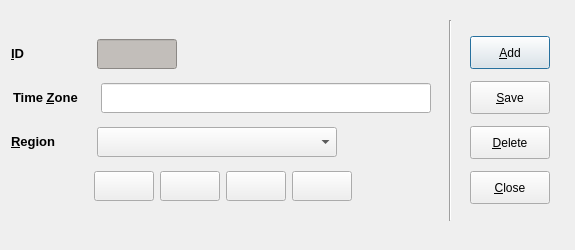
First picture: the form in code/pyqt/gui/timezone_setup.ui, repository soccermetrics/marcotti-desktop, before the edit.
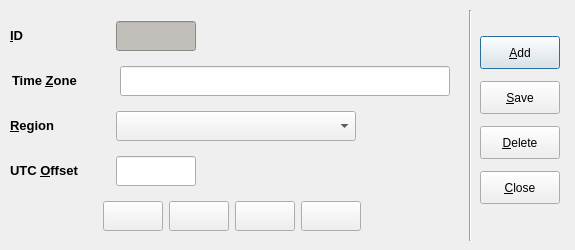
Second picture: the form after the edit. Icons and pictures are not drawn.

Commit message: Forgot to add UTC offset field to Time Zone UI.  Added to dialog (#25)

Diff of the .ui file:
```diff
--- a/code/pyqt/gui/timezone_setup.ui
+++ b/code/pyqt/gui/timezone_setup.ui
@@ -28,10 +28,10 @@
   <widget class="Line" name="line">
    <property name="geometry">
     <rect>
-     <x>440</x>
-     <y>20</y>
+     <x>460</x>
+     <y>10</y>
      <width>20</width>
-     <height>201</height>
+     <height>231</height>
     </rect>
    </property>
    <property name="orientation">
@@ -41,7 +41,7 @@
   <widget class="QWidget" name="layoutWidget">
    <property name="geometry">
     <rect>
-     <x>470</x>
+     <x>480</x>
      <y>30</y>
      <width>87</width>
      <height>181</height>
@@ -157,10 +157,10 @@
   <widget class="QWidget" name="">
    <property name="geometry">
     <rect>
-     <x>11</x>
-     <y>31</y>
-     <width>424</width>
-     <height>181</height>
+     <x>10</x>
+     <y>12</y>
+     <width>444</width>
+     <height>231</height>
     </rect>
    </property>
    <layout class="QVBoxLayout" name="verticalLayout_2">
@@ -170,13 +170,13 @@
        <widget class="QLabel" name="label">
         <property name="minimumSize">
          <size>
-          <width>80</width>
+          <width>100</width>
           <height>30</height>
          </size>
         </property>
         <property name="maximumSize">
          <size>
-          <width>80</width>
+          <width>100</width>
           <height>30</height>
          </size>
         </property>
@@ -235,13 +235,13 @@
        <widget class="QLabel" name="label_2">
         <property name="minimumSize">
          <size>
-          <width>80</width>
+          <width>100</width>
           <height>30</height>
          </size>
         </property>
         <property name="maximumSize">
          <size>
-          <width>80</width>
+          <width>100</width>
           <height>30</height>
          </size>
         </property>
@@ -281,13 +281,13 @@
        <widget class="QLabel" name="label_3">
         <property name="minimumSize">
          <size>
-          <width>80</width>
+          <width>100</width>
           <height>30</height>
          </size>
         </property>
         <property name="maximumSize">
          <size>
-          <width>80</width>
+          <width>100</width>
           <height>30</height>
          </size>
         </property>
@@ -337,6 +337,65 @@
       </item>
      </layout>
     </item>
+    <item>
+     <layout class="QHBoxLayout" name="horizontalLayout_6">
+      <item>
+       <widget class="QLabel" name="label_4">
+        <property name="minimumSize">
+         <size>
+          <width>100</width>
+          <height>30</height>
+         </size>
+        </property>
+        <property name="maximumSize">
+         <size>
+          <width>100</width>
+          <height>30</height>
+         </size>
+        </property>
+        <property name="text">
+         <string>&lt;!DOCTYPE HTML PUBLIC &quot;-//W3C//DTD HTML 4.0//EN&quot; &quot;http://www.w3.org/TR/REC-html40/strict.dtd&quot;&gt;
+&lt;html&gt;&lt;head&gt;&lt;meta name=&quot;qrichtext&quot; content=&quot;1&quot; /&gt;&lt;style type=&quot;text/css&quot;&gt;
+p, li { white-space: pre-wrap; }
+&lt;/style&gt;&lt;/head&gt;&lt;body style=&quot; font-family:'Sans'; font-size:10pt; font-weight:400; font-style:normal;&quot;&gt;
+&lt;p style=&quot; margin-top:0px; margin-bottom:0px; margin-left:0px; margin-right:0px; -qt-block-indent:0; text-indent:0px;&quot;&gt;&lt;span style=&quot; font-weight:600;&quot;&gt;UTC &amp;amp;Offset&lt;/span&gt;&lt;/p&gt;&lt;/body&gt;&lt;/html&gt;</string>
+        </property>
+        <property name="buddy">
+         <cstring>lineEdit</cstring>
+        </property>
+       </widget>
+      </item>
+      <item>
+       <widget class="QLineEdit" name="lineEdit">
+        <property name="minimumSize">
+         <size>
+          <width>80</width>
+          <height>30</height>
+         </size>
+        </property>
+        <property name="maximumSize">
+         <size>
+          <width>80</width>
+          <height>30</height>
+         </size>
+        </property>
+       </widget>
+      </item>
+      <item>
+       <spacer name="horizontalSpacer_5">
+        <property name="orientation">
+         <enum>Qt::Horizontal</enum>
+        </property>
+        <property name="sizeHint" stdset="0">
+         <size>
+          <width>168</width>
+          <height>20</height>
+         </size>
+        </property>
+       </spacer>
+      </item>
+     </layout>
+    </item>
     <item>
      <layout class="QHBoxLayout" name="horizontalLayout_5">
       <item>
```
